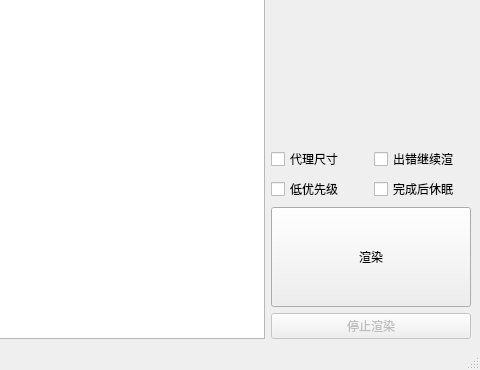
NateScarlet/Scripts, file Comp/nuke/batchrender/mainwindow.ui: the form before one commit; both pictures show x 113 to 593 and y 121 to 491 of the 593 by 491 pixel window.
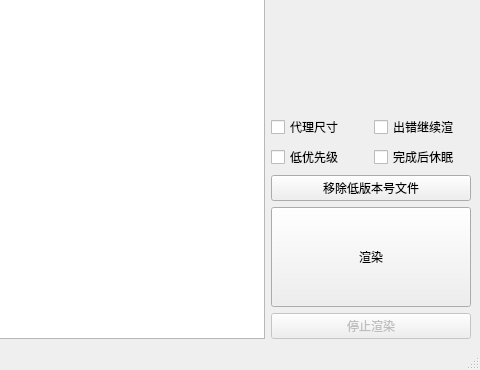
The form after the commit.

Diff of the .ui file:
```diff
--- a/Comp/nuke/batchrender/mainwindow.ui
+++ b/Comp/nuke/batchrender/mainwindow.ui
@@ -171,6 +171,13 @@
         </item>
        </layout>
       </item>
+      <item>
+       <widget class="QPushButton" name="pushButtonRemoveOldVersion">
+        <property name="text">
+         <string>移除低版本号文件</string>
+        </property>
+       </widget>
+      </item>
       <item>
        <widget class="QPushButton" name="renderButton">
         <property name="sizePolicy">
```
Left out of the diff: 21 changed lines with no effect on the pictures.
